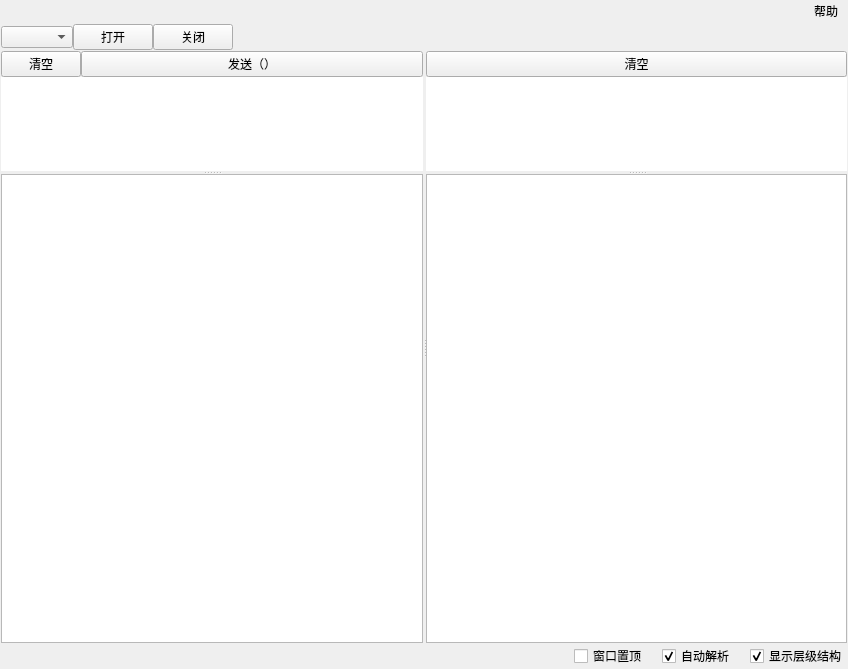
Before: the Qt Designer form UI/serial_mode_window.ui in KayFelicities/698trans, drawn with Qt 5.
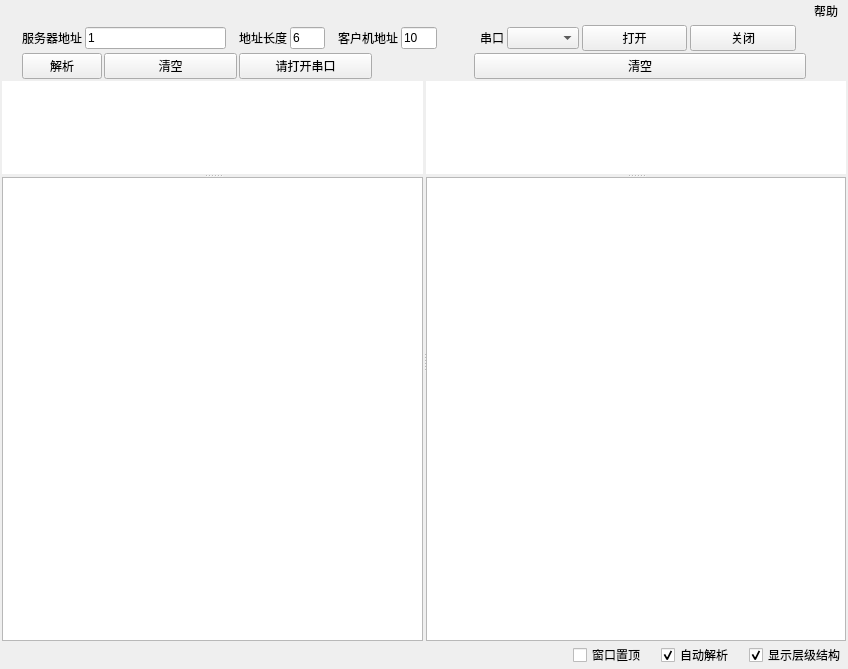
After: the same form once the commit is applied. Icons and pictures are not drawn.

Commit message: serial mode

```diff
--- a/UI/serial_mode_window.ui
+++ b/UI/serial_mode_window.ui
@@ -41,28 +41,157 @@
    <bool>false</bool>
   </property>
   <widget class="QWidget" name="centralwidget">
-   <layout class="QGridLayout" name="gridLayout" rowstretch="0" columnstretch="0">
+   <layout class="QGridLayout" name="gridLayout">
     <property name="margin">
-     <number>1</number>
+     <number>2</number>
     </property>
     <property name="spacing">
-     <number>1</number>
+     <number>2</number>
     </property>
     <item row="0" column="0">
-     <layout class="QVBoxLayout" name="verticalLayout_4">
-      <item>
        <layout class="QHBoxLayout" name="horizontalLayout">
         <property name="spacing">
-         <number>0</number>
+       <number>3</number>
         </property>
         <property name="sizeConstraint">
          <enum>QLayout::SetNoConstraint</enum>
         </property>
+      <item>
+       <spacer name="horizontalSpacer_9">
+        <property name="orientation">
+         <enum>Qt::Horizontal</enum>
+        </property>
+        <property name="sizeType">
+         <enum>QSizePolicy::Fixed</enum>
+        </property>
+        <property name="sizeHint" stdset="0">
+         <size>
+          <width>20</width>
+          <height>20</height>
+         </size>
+        </property>
+       </spacer>
+      </item>
+      <item>
+       <widget class="QLabel" name="label_2">
+        <property name="text">
+         <string>服务器地址</string>
+        </property>
+       </widget>
+      </item>
+      <item>
+       <widget class="QLineEdit" name="server_addr">
+        <property name="sizePolicy">
+         <sizepolicy hsizetype="Expanding" vsizetype="Fixed">
+          <horstretch>4</horstretch>
+          <verstretch>0</verstretch>
+         </sizepolicy>
+        </property>
+        <property name="text">
+         <string>1</string>
+        </property>
+       </widget>
+      </item>
+      <item>
+       <spacer name="horizontalSpacer_10">
+        <property name="orientation">
+         <enum>Qt::Horizontal</enum>
+        </property>
+        <property name="sizeType">
+         <enum>QSizePolicy::Fixed</enum>
+        </property>
+        <property name="sizeHint" stdset="0">
+         <size>
+          <width>10</width>
+          <height>20</height>
+         </size>
+        </property>
+       </spacer>
+      </item>
+      <item>
+       <widget class="QLabel" name="label_3">
+        <property name="text">
+         <string>地址长度</string>
+        </property>
+       </widget>
+      </item>
+      <item>
+       <widget class="QLineEdit" name="server_addr_len">
+        <property name="sizePolicy">
+         <sizepolicy hsizetype="Expanding" vsizetype="Fixed">
+          <horstretch>1</horstretch>
+          <verstretch>0</verstretch>
+         </sizepolicy>
+        </property>
+        <property name="text">
+         <string>6</string>
+        </property>
+       </widget>
+      </item>
+      <item>
+       <spacer name="horizontalSpacer_11">
+        <property name="orientation">
+         <enum>Qt::Horizontal</enum>
+        </property>
+        <property name="sizeType">
+         <enum>QSizePolicy::Fixed</enum>
+        </property>
+        <property name="sizeHint" stdset="0">
+         <size>
+          <width>10</width>
+          <height>20</height>
+         </size>
+        </property>
+       </spacer>
+      </item>
+      <item>
+       <widget class="QLabel" name="label_4">
+        <property name="text">
+         <string>客户机地址</string>
+        </property>
+       </widget>
+      </item>
+      <item>
+       <widget class="QLineEdit" name="client_addr">
+        <property name="sizePolicy">
+         <sizepolicy hsizetype="Expanding" vsizetype="Fixed">
+          <horstretch>1</horstretch>
+          <verstretch>0</verstretch>
+         </sizepolicy>
+        </property>
+        <property name="text">
+         <string>10</string>
+        </property>
+       </widget>
+      </item>
+      <item>
+       <spacer name="horizontalSpacer_5">
+        <property name="orientation">
+         <enum>Qt::Horizontal</enum>
+        </property>
+        <property name="sizeType">
+         <enum>QSizePolicy::Expanding</enum>
+        </property>
+        <property name="sizeHint" stdset="0">
+         <size>
+          <width>40</width>
+          <height>20</height>
+         </size>
+        </property>
+       </spacer>
+      </item>
+      <item>
+       <widget class="QLabel" name="label">
+        <property name="text">
+         <string>串口</string>
+        </property>
+       </widget>
+      </item>
         <item>
          <widget class="QComboBox" name="com_list">
           <property name="sizePolicy">
-           <sizepolicy hsizetype="Fixed" vsizetype="Fixed">
-            <horstretch>0</horstretch>
+         <sizepolicy hsizetype="Preferred" vsizetype="Fixed">
+          <horstretch>1</horstretch>
             <verstretch>0</verstretch>
            </sizepolicy>
           </property>
@@ -70,6 +199,12 @@
         </item>
         <item>
          <widget class="QPushButton" name="open_button">
+        <property name="sizePolicy">
+         <sizepolicy hsizetype="Preferred" vsizetype="Fixed">
+          <horstretch>3</horstretch>
+          <verstretch>0</verstretch>
+         </sizepolicy>
+        </property>
           <property name="text">
            <string>打开</string>
           </property>
@@ -77,6 +212,12 @@
         </item>
         <item>
          <widget class="QPushButton" name="close_button">
+        <property name="sizePolicy">
+         <sizepolicy hsizetype="Preferred" vsizetype="Fixed">
+          <horstretch>3</horstretch>
+          <verstretch>0</verstretch>
+         </sizepolicy>
+        </property>
           <property name="text">
            <string>关闭</string>
           </property>
@@ -88,7 +229,7 @@
            <enum>Qt::Horizontal</enum>
           </property>
           <property name="sizeType">
-           <enum>QSizePolicy::Expanding</enum>
+         <enum>QSizePolicy::Fixed</enum>
           </property>
           <property name="sizeHint" stdset="0">
            <size>
@@ -100,35 +241,39 @@
         </item>
        </layout>
       </item>
-      <item>
-       <widget class="QSplitter" name="splitter_3">
-        <property name="orientation">
-         <enum>Qt::Horizontal</enum>
-        </property>
-        <property name="handleWidth">
-         <number>3</number>
-        </property>
-        <widget class="QWidget" name="layoutWidget">
-         <layout class="QVBoxLayout" name="verticalLayout">
-          <property name="spacing">
-           <number>0</number>
-          </property>
-          <property name="sizeConstraint">
-           <enum>QLayout::SetNoConstraint</enum>
-          </property>
-          <item>
+    <item row="1" column="0">
            <layout class="QHBoxLayout" name="horizontalLayout_3">
-            <property name="spacing">
-             <number>0</number>
-            </property>
-            <property name="sizeConstraint">
-             <enum>QLayout::SetNoConstraint</enum>
-            </property>
+      <item>
+       <spacer name="horizontalSpacer_7">
+        <property name="orientation">
+         <enum>Qt::Horizontal</enum>
+        </property>
+        <property name="sizeHint" stdset="0">
+         <size>
+          <width>20</width>
+          <height>20</height>
+         </size>
+        </property>
+       </spacer>
+      </item>
+      <item>
+       <widget class="QPushButton" name="trans_button">
+        <property name="sizePolicy">
+         <sizepolicy hsizetype="Preferred" vsizetype="Fixed">
+          <horstretch>1</horstretch>
+          <verstretch>0</verstretch>
+         </sizepolicy>
+        </property>
+        <property name="text">
+         <string>解析</string>
+        </property>
+       </widget>
+      </item>
             <item>
              <widget class="QPushButton" name="send_clear_button">
               <property name="sizePolicy">
-               <sizepolicy hsizetype="Fixed" vsizetype="Fixed">
-                <horstretch>0</horstretch>
+         <sizepolicy hsizetype="Preferred" vsizetype="Fixed">
+          <horstretch>2</horstretch>
                 <verstretch>0</verstretch>
                </sizepolicy>
               </property>
@@ -139,14 +284,66 @@
             </item>
             <item>
              <widget class="QPushButton" name="send_button">
+        <property name="sizePolicy">
+         <sizepolicy hsizetype="Preferred" vsizetype="Fixed">
+          <horstretch>2</horstretch>
+          <verstretch>0</verstretch>
+         </sizepolicy>
+        </property>
               <property name="text">
-               <string>发送（）</string>
+         <string>请打开串口</string>
               </property>
              </widget>
             </item>
-           </layout>
-          </item>
-          <item>
+      <item>
+       <spacer name="horizontalSpacer_6">
+        <property name="orientation">
+         <enum>Qt::Horizontal</enum>
+        </property>
+        <property name="sizeHint" stdset="0">
+         <size>
+          <width>100</width>
+          <height>20</height>
+         </size>
+        </property>
+       </spacer>
+      </item>
+      <item>
+       <widget class="QPushButton" name="receive_clear_button">
+        <property name="sizePolicy">
+         <sizepolicy hsizetype="Expanding" vsizetype="Fixed">
+          <horstretch>5</horstretch>
+          <verstretch>0</verstretch>
+         </sizepolicy>
+        </property>
+        <property name="text">
+         <string>清空</string>
+        </property>
+       </widget>
+      </item>
+      <item>
+       <spacer name="horizontalSpacer_8">
+        <property name="orientation">
+         <enum>Qt::Horizontal</enum>
+        </property>
+        <property name="sizeHint" stdset="0">
+         <size>
+          <width>40</width>
+          <height>20</height>
+         </size>
+        </property>
+       </spacer>
+      </item>
+     </layout>
+    </item>
+    <item row="2" column="0">
+     <widget class="QSplitter" name="splitter_3">
+      <property name="orientation">
+       <enum>Qt::Horizontal</enum>
+      </property>
+      <property name="handleWidth">
+       <number>3</number>
+      </property>
            <widget class="QSplitter" name="splitter">
             <property name="orientation">
              <enum>Qt::Vertical</enum>
@@ -251,41 +448,6 @@
              </property>
             </widget>
            </widget>
-          </item>
-         </layout>
-        </widget>
-        <widget class="QWidget" name="layoutWidget">
-         <layout class="QVBoxLayout" name="verticalLayout_3">
-          <property name="spacing">
-           <number>0</number>
-          </property>
-          <property name="sizeConstraint">
-           <enum>QLayout::SetNoConstraint</enum>
-          </property>
-          <item>
-           <layout class="QHBoxLayout" name="horizontalLayout_5">
-            <property name="spacing">
-             <number>0</number>
-            </property>
-            <property name="sizeConstraint">
-             <enum>QLayout::SetNoConstraint</enum>
-            </property>
-            <item>
-             <widget class="QPushButton" name="receive_clear_button">
-              <property name="sizePolicy">
-               <sizepolicy hsizetype="Expanding" vsizetype="Fixed">
-                <horstretch>0</horstretch>
-                <verstretch>0</verstretch>
-               </sizepolicy>
-              </property>
-              <property name="text">
-               <string>清空</string>
-              </property>
-             </widget>
-            </item>
-           </layout>
-          </item>
-          <item>
            <widget class="QSplitter" name="splitter_2">
             <property name="orientation">
              <enum>Qt::Vertical</enum>
@@ -390,12 +552,9 @@
              </property>
             </widget>
            </widget>
-          </item>
-         </layout>
-        </widget>
-       </widget>
-      </item>
-      <item>
+     </widget>
+    </item>
+    <item row="3" column="0">
        <layout class="QHBoxLayout" name="horizontalLayout_2">
         <property name="spacing">
          <number>0</number>
@@ -478,8 +637,6 @@
        </layout>
       </item>
      </layout>
-    </item>
-   </layout>
    <zorder></zorder>
   </widget>
   <widget class="QMenuBar" name="menubar">
```
Left out of the diff: 56 changed lines with no effect on the pictures. Lines whose indentation alone changed are shown as unchanged. The commit also changes 6 other files.
